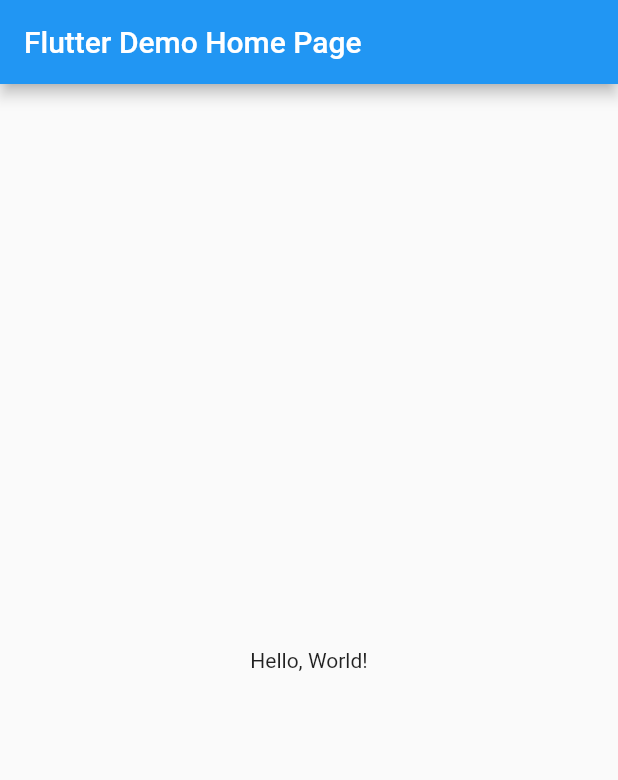
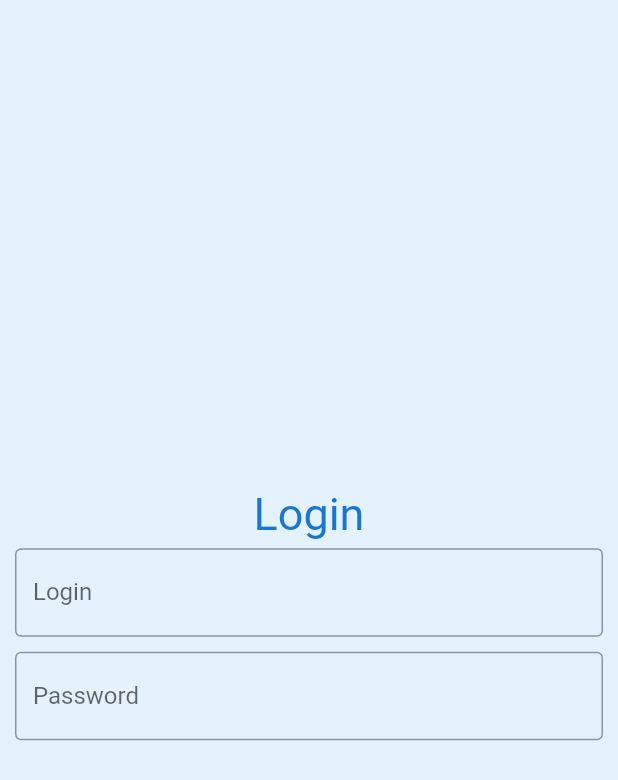
Before and after one commit to saulgoodman20/TODOList, a Flutter app: the screen it shows after launch, on a phone screen of 412 x 824 dp. Shown: the top 780 px of the screen. Run offline on Flutter 3.47's test engine with Material 2 defaults, Android fonts, the phone set to English and light mode, and no system bars; Roboto replaces fonts that are missing (Segoe UI).

Commit message:
Init commit

```diff
--- /dev/null
+++ b/lib/Screens/LoginPage.dart
@@ -0,0 +1,47 @@
+import 'package:flutter/material.dart';
+
+class LoginPage extends StatefulWidget {
+  const LoginPage({super.key});
+
+  @override
+  State<StatefulWidget> createState() => LoginPageState();
+}
+
+class LoginPageState extends State<LoginPage> {
+  @override
+  Widget build(BuildContext context) {
+    return Scaffold(
+      body: Column(
+        mainAxisAlignment: MainAxisAlignment.center,
+        children: [
+          Center(
+            child: Text("Login",
+                style: TextStyle(
+                  fontSize: 30,
+                  fontFamily: 'Segoe UI',
+                )),
+          ), //LOGIN
+          Padding(
+            padding: const EdgeInsets.fromLTRB(10, 5, 10, 5),
+            child: TextField(
+              decoration: InputDecoration(
+                labelText: "Login",
+                border: OutlineInputBorder(),
+              ),
+            ),
+          ),
+          Padding(
+            padding: const EdgeInsets.fromLTRB(10, 5, 10, 5),
+            child: TextField(
+              obscureText: true,
+              decoration: InputDecoration(
+                labelText: "Password",
+                border: OutlineInputBorder(),
+              ),
+            ),
+          ),
+        ],
+      ),
+    );
+  }
+}
--- a/lib/main.dart
+++ b/lib/main.dart
@@ -1,4 +1,5 @@
 import 'package:flutter/material.dart';
+import 'package:todolist/Screens/LoginPage.dart';
 
 void main() => runApp(MyApp());
 
@@ -9,34 +10,16 @@ class MyApp extends StatelessWidget {
   Widget build(BuildContext context) {
     return MaterialApp(
       // Application name
-      title: 'Flutter Hello World',
+      title: 'TODOList',
       // Application theme data, you can set the colors for the application as
       // you want
       theme: ThemeData(
-        primarySwatch: Colors.blue,
-      ),
+          primarySwatch: Colors.blue,
+          scaffoldBackgroundColor: Colors.blue[50],
+          textTheme: Theme.of(context).textTheme.apply(
+              bodyColor: Colors.blue[700], displayColor: Colors.blue[600])),
       // A widget which will be started on application startup
-      home: MyHomePage(title: 'Flutter Demo Home Page'),
+      home: const LoginPage(),
     );
   }
 }
-
-class MyHomePage extends StatelessWidget {
-  final String title;
-  const MyHomePage({super.key, required this.title});
-
-  @override
-  Widget build(BuildContext context) {
-    return Scaffold(
-      appBar: AppBar(
-        // The title text which will be shown on the action bar
-        title: Text(title),
-      ),
-      body: Center(
-        child: Text(
-          'Hello, World!',
-        ),
-      ),
-    );
-  }
-}
```
